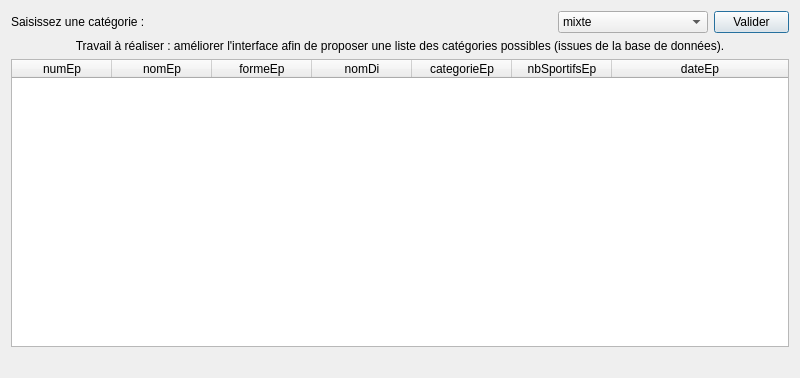
Before: the Qt Designer form gui/fct_comp_1.ui in Juloos/CEBD-PROJET-S5-2022, drawn with Qt 5.
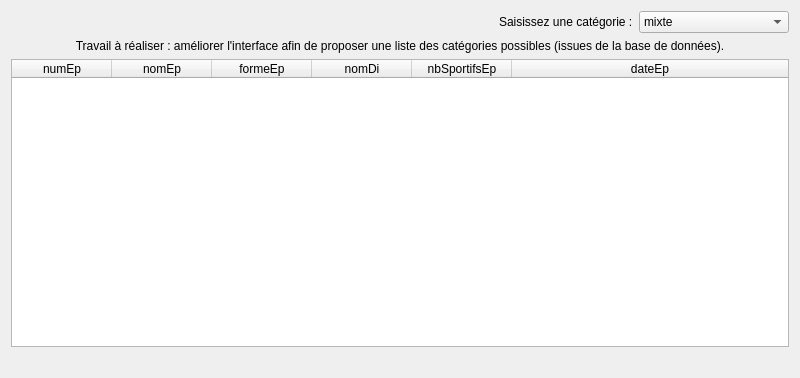
After: the same form once the commit is applied.

Commit message: Better ui and signal management for 1.2-1.3 Remove deprecated TODOs

```diff
--- a/gui/fct_comp_1.ui
+++ b/gui/fct_comp_1.ui
@@ -45,11 +45,6 @@
        <string>nomDi</string>
       </property>
      </column>
-     <column>
-      <property name="text">
-       <string>categorieEp</string>
-      </property>
-     </column>
      <column>
       <property name="text">
        <string>nbSportifsEp</string>
@@ -74,7 +69,7 @@
    </item>
    <item row="0" column="0">
     <layout class="QHBoxLayout" name="horizontalLayout">
-     <item>
+     <item alignment="Qt::AlignRight">
       <widget class="QLabel" name="labelEdit_fct_comp_1">
        <property name="text">
         <string>Saisissez une catégorie :</string>
@@ -106,19 +101,6 @@
        </item>
       </widget>
      </item>
-     <item>
-      <widget class="QPushButton" name="valider_fct_comp_1">
-       <property name="maximumSize">
-        <size>
-         <width>75</width>
-         <height>16777215</height>
-        </size>
-       </property>
-       <property name="text">
-        <string>Valider</string>
-       </property>
-      </widget>
-     </item>
     </layout>
    </item>
    <item row="1" column="0">
```
Left out of the diff: 10 changed lines with no effect on the pictures. The commit also changes 7 other files.
